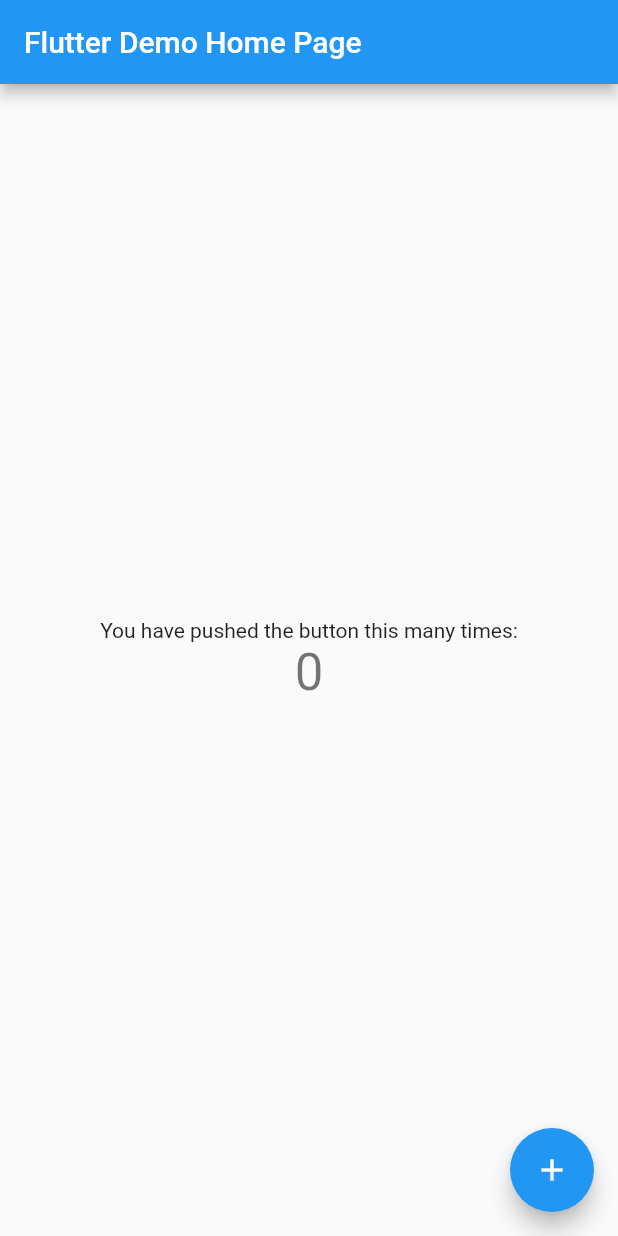
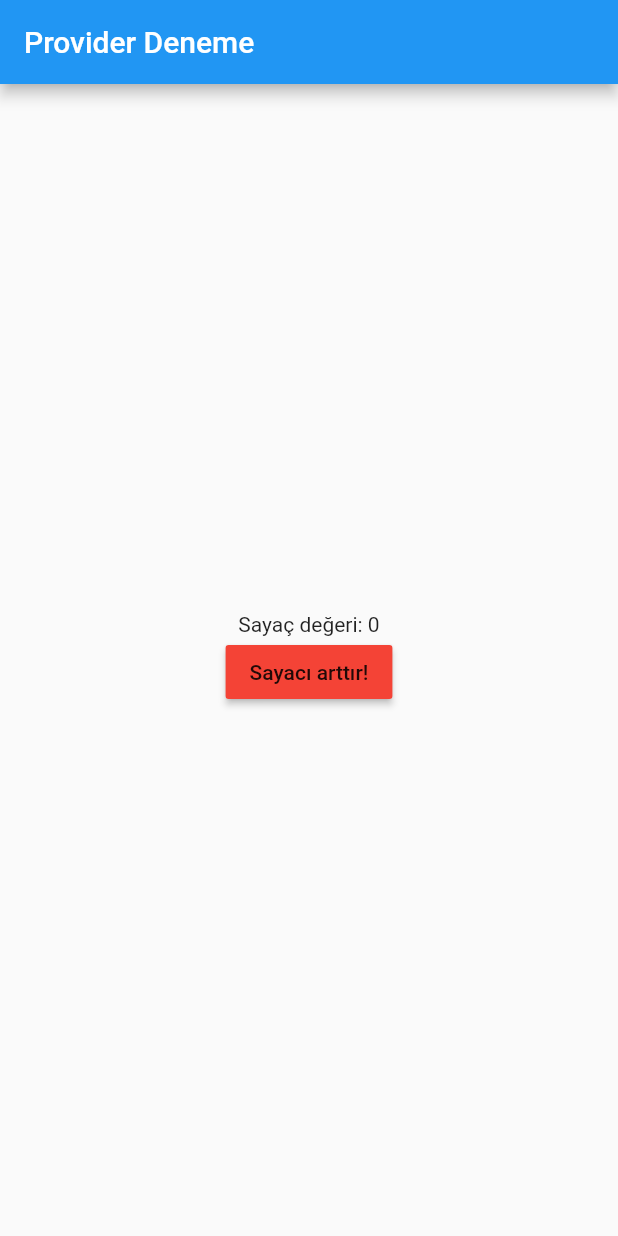
Before and after one commit to ibrahimuzul/flutter_state, a Flutter app: the screen it shows after launch, on a phone screen of 412 x 824 dp. Run offline on Flutter 3.47's test engine with Material 2 defaults, Android fonts, the phone set to English and light mode, and no system bars.

Commit message:
188. Provider Package Çalışmadı, örnek kod ile çalıştırdım. Geçici.

```diff
--- a/lib/main.dart
+++ b/lib/main.dart
@@ -1,79 +1,63 @@
 import 'package:flutter/material.dart';
+import 'package:provider/provider.dart';
+import 'sayac.dart';
 
-void main() => runApp(MyApp());
+void main() {
+  runApp(MyApp());
+}
 
 class MyApp extends StatelessWidget {
+
   @override
   Widget build(BuildContext context) {
-    return MaterialApp(
+    return MultiProvider(
+      providers: [
+        ChangeNotifierProvider<Sayac>(
+          create: (context) => Sayac(0),
+        ),
+      ],
+      child: MaterialApp(
         title: 'Flutter Demo',
         theme: ThemeData(
           primarySwatch: Colors.blue,
+          visualDensity: VisualDensity.adaptivePlatformDensity,
         ),
-      home: MyHomePage(title: 'Flutter Demo Home Page'),
+        home: MyHomePage(),
+      ),
     );
   }
 }
 
 class MyHomePage extends StatefulWidget {
-  MyHomePage({Key key, this.title}) : super(key: key);
-
-  final String title;
-
   @override
   _MyHomePageState createState() => _MyHomePageState();
 }
 
 class _MyHomePageState extends State<MyHomePage> {
-  int _counter = 0;
-
-  void _incrementCounter() {
-    setState(() {
-      _counter++;
-    });
-  }
-
   @override
   Widget build(BuildContext context) {
-    return Scaffold(
+    return Consumer(
+      builder: (context, Sayac mySayac, widget) =>
+          Scaffold(
             appBar: AppBar(
-        title: Text(widget.title),
+              title: Text("Provider Deneme"),
             ),
             body: Center(
               child: Column(
                 mainAxisAlignment: MainAxisAlignment.center,
                 children: <Widget>[
-            Text(
-              'You have pushed the button this many times:',
-            ),
-            Text(
-              '$_counter',
-              style: Theme.of(context).textTheme.display1,
+                  Text("Sayaç değeri: "+ mySayac.sayac.toString()),
+                  RaisedButton(
+                    color: Colors.red,
+                    child: Text("Sayacı arttır!"),
+                    onPressed: () {
+                      mySayac.arttir();
+                    },
                   ),
                 ],
               ),
             ),
-      floatingActionButton: MyButton(_incrementCounter),
+          ),
     );
   }
 }
-
-class MyButton extends StatefulWidget {
-  Function incrementCounter;
-
-  MyButton(this.incrementCounter);
-
-  @override
-  _MyButtonState createState() => _MyButtonState();
-}
-
-class _MyButtonState extends State<MyButton> {
-  @override
-  Widget build(BuildContext context) {
-    return FloatingActionButton(
-      onPressed: widget.incrementCounter,
-      tooltip: 'Increment',
-      child: Icon(Icons.add),
-    );
-  }
-}
--- /dev/null
+++ b/lib/sayac.dart
@@ -0,0 +1,22 @@
+import 'package:flutter/material.dart';
+
+class Sayac with ChangeNotifier {
+  int _sayac;
+  Sayac(this._sayac);
+
+  int get sayac => _sayac;
+
+  set sayac(int value) {
+    _sayac = value;
+  }
+
+  void arttir() {
+    _sayac++;
+    notifyListeners();
+  }
+
+  void azalt() {
+    _sayac--;
+    notifyListeners();
+  }
+}
--- a/pubspec.yaml
+++ b/pubspec.yaml
@@ -28,6 +28,11 @@ dependencies:
   # The following adds the Cupertino Icons font to your application.
   # Use with the CupertinoIcons class for iOS style icons.
   cupertino_icons: ^0.1.3
+  provider:
+  firebase_auth:
+  google_sign_in:
+  firebase_core:
+  flutter_bloc:
 
 dev_dependencies:
   flutter_test:
```
Also changed, not shown: lib/provider_package_kullanimi.dart (added, +55 -0 lines), pubspec.lock. Lines whose indentation alone changed are shown as unchanged.
